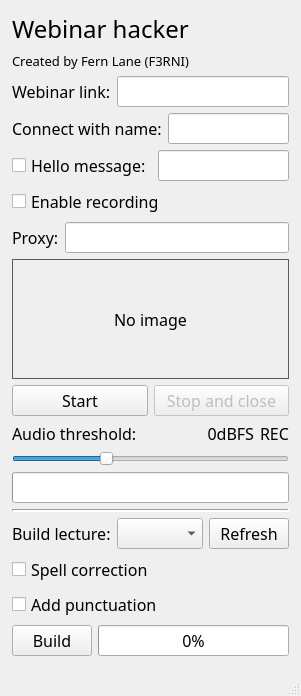
Before: the Qt Designer form gui.ui in F33RNI/Webinar-hacker, drawn with Qt 5.
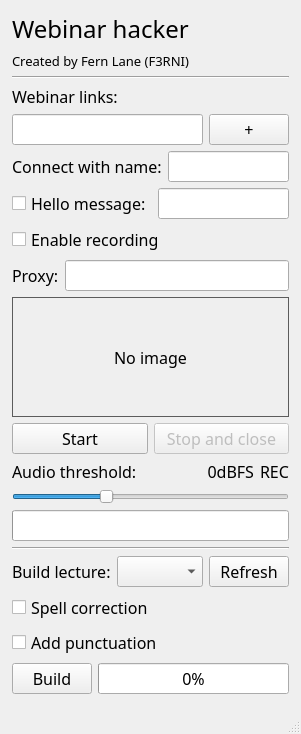
After: the same form once the commit is applied.

Commit message: Add multiple links support

```diff
--- a/gui.ui
+++ b/gui.ui
@@ -8,7 +8,7 @@
     <x>0</x>
     <y>0</y>
     <width>276</width>
-    <height>666</height>
+    <height>704</height>
    </rect>
   </property>
   <property name="font">
@@ -66,16 +66,46 @@
      </layout>
     </item>
     <item>
-     <layout class="QHBoxLayout" name="horizontalLayout_3">
+     <widget class="Line" name="line_2">
+      <property name="orientation">
+       <enum>Qt::Horizontal</enum>
+      </property>
+     </widget>
+    </item>
+    <item>
+     <layout class="QVBoxLayout" name="layout_links">
       <item>
        <widget class="QLabel" name="label_3">
+        <property name="sizePolicy">
+         <sizepolicy hsizetype="Preferred" vsizetype="Preferred">
+          <horstretch>0</horstretch>
+          <verstretch>0</verstretch>
+         </sizepolicy>
+        </property>
         <property name="text">
-         <string>Webinar link:</string>
+         <string>Webinar links:</string>
         </property>
        </widget>
       </item>
       <item>
-       <widget class="QLineEdit" name="line_edit_link"/>
+       <layout class="QHBoxLayout" name="horizontalLayout_3">
+        <item>
+         <widget class="QLineEdit" name="line_edit_link"/>
+        </item>
+        <item>
+         <widget class="QPushButton" name="btn_link_add">
+          <property name="sizePolicy">
+           <sizepolicy hsizetype="Fixed" vsizetype="Fixed">
+            <horstretch>0</horstretch>
+            <verstretch>0</verstretch>
+           </sizepolicy>
+          </property>
+          <property name="text">
+           <string>+</string>
+          </property>
+         </widget>
+        </item>
+       </layout>
       </item>
      </layout>
     </item>
@@ -256,7 +286,7 @@
     <item>
      <widget class="Line" name="line">
       <property name="lineWidth">
-       <number>2</number>
+       <number>1</number>
       </property>
       <property name="orientation">
        <enum>Qt::Horizontal</enum>
```
The commit also changes 3 other files.
